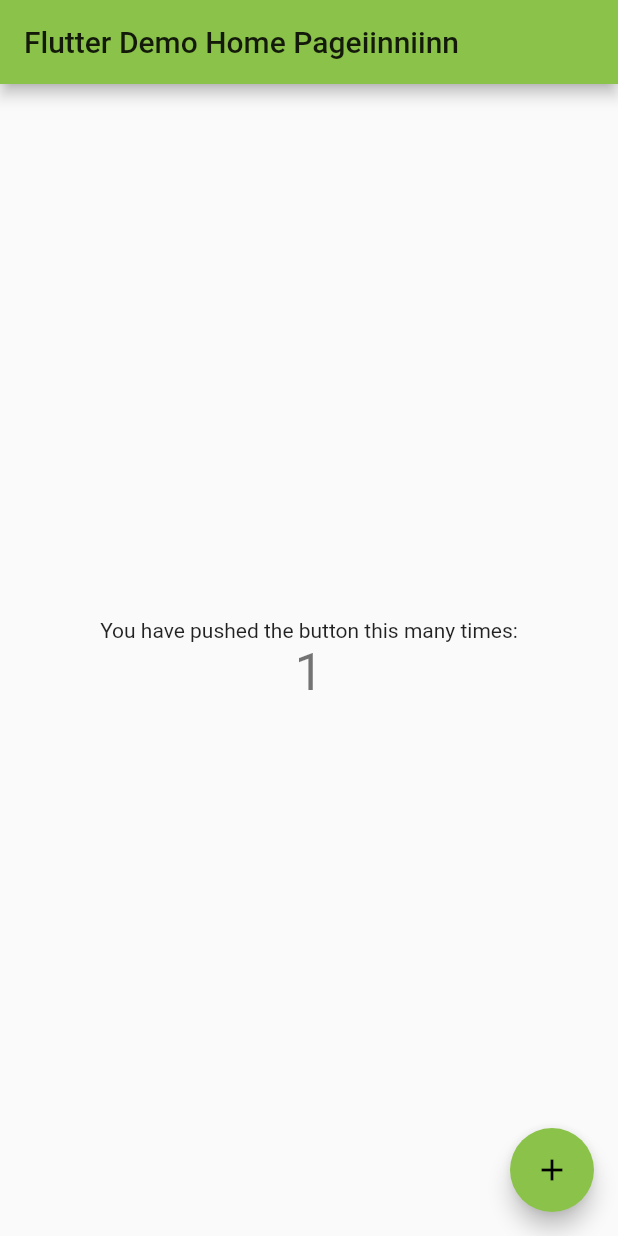
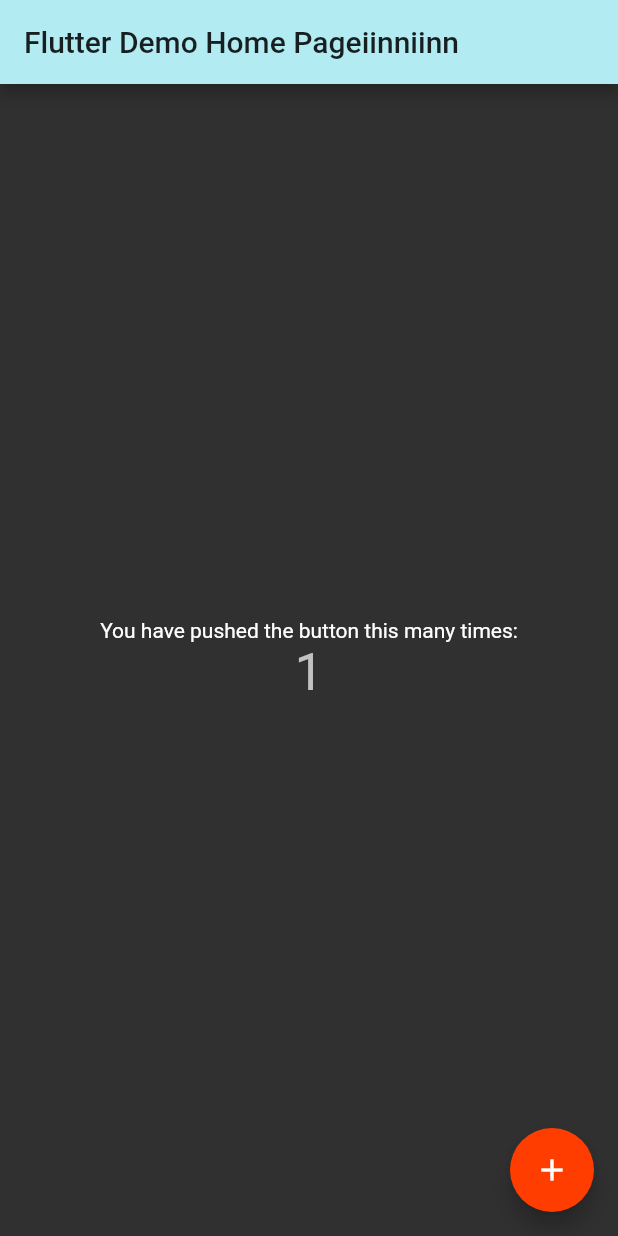
Before and after one commit to wonminchoel/github_sohard, a Flutter app: the screen it shows after launch, on a phone screen of 412 x 824 dp. Run offline on Flutter 3.47's test engine with Material 2 defaults, Android fonts, the phone set to English and light mode, and no system bars.

```diff
--- a/lib/main.dart
+++ b/lib/main.dart
@@ -1,24 +1,22 @@
+import 'package:flutter/cupertino.dart';
 import 'package:flutter/material.dart';
+import 'package:flutter/services.dart';
 
-void main() => runApp(MyApp());
+void main() { runApp(MyApp());}
 
 class MyApp extends StatelessWidget {
   // This widget is the root of your application.
   @override
   Widget build(BuildContext context) {
     return MaterialApp(
-      title: 'Flutter Demo',
+      title: 'Flutter Demo123',
       theme: ThemeData(
-        // This is the theme of your application.123123132
-        //
-        // Try running your application with "flutter run". You'll see the
-        // application has a blue toolbar. Then, without quitting the app, try
-        // changing the primarySwatch below to Colors.green and then invoke
-        // "hot reload" (press "r" in the console where you ran "flutter run",
-        // or simply save your changes to "hot reload" in a Flutter IDE).
-        // Notice that the counter didn't reset back to zero; the application
-        // is not restarted.
-        primarySwatch: Colors.lightGreen,
+        brightness: Brightness.dark,
+        accentColor:  Colors.deepOrangeAccent[400],
+        primarySwatch: Colors.cyan,//음영차이를 자동으로 지정
+        primaryColor: Colors.cyan[100],//음영을 고정하여 지정
+
+        //fontFamily: 'Georgia',
       ),
       home: MyHomePage(title: 'Flutter Demo Home Pageiinniinn'),
 
@@ -49,8 +47,7 @@ class _MyHomePageState extends State<MyHomePage> {
   int _counter = 1;
 
   void _incrementCounter() {
-    _counter++;
-    /*
+
     setState(() {
       // This call to setState tells the Flutter framework that something has
       // changed in this State, which causes it to rerun the build method below
@@ -59,7 +56,7 @@ class _MyHomePageState extends State<MyHomePage> {
       // called again, and so nothing would appear to happen.
       _counter++;
     });
-*/
+
 
   }
 
```
Also changed, not shown: 1 other file.
